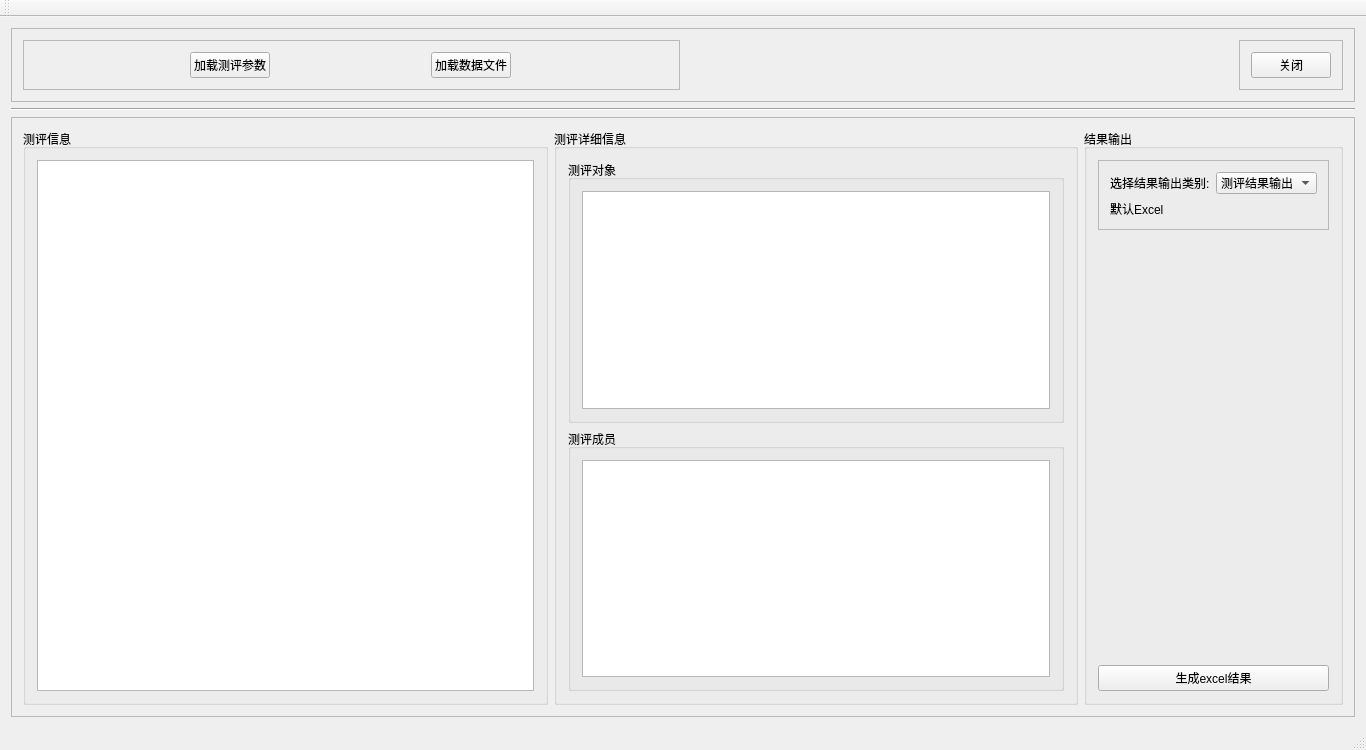
Before: the Qt Designer form ES2EvaluationResultAnalyse.ui in zhouyiixiiang/ES2EvaluationAnalyze, drawn with Qt 5.
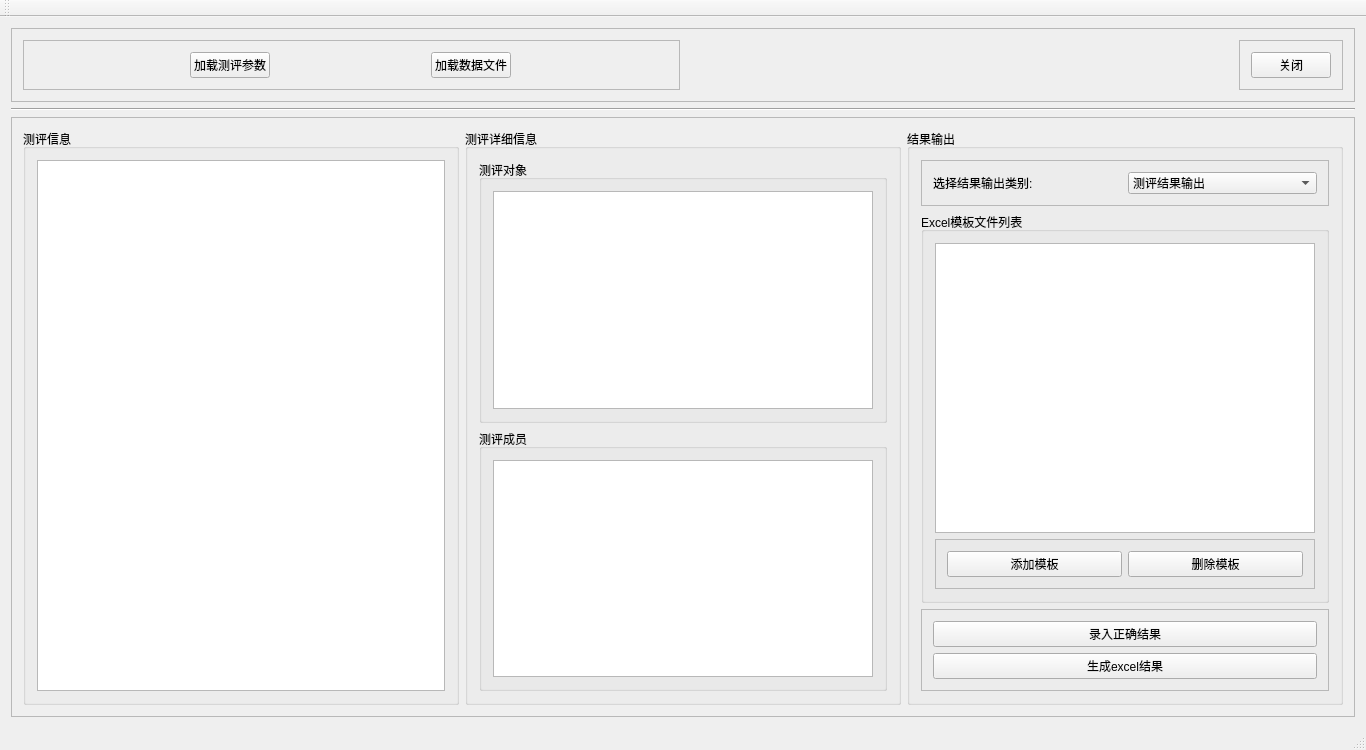
After: the same form once the commit is applied.

Diff of the .ui file:
```diff
--- a/ES2EvaluationResultAnalyse.ui
+++ b/ES2EvaluationResultAnalyse.ui
@@ -177,8 +177,15 @@
             <property name="frameShadow">
              <enum>QFrame::Raised</enum>
             </property>
-            <layout class="QGridLayout" name="gridLayout_2">
-             <item row="0" column="1">
+            <layout class="QHBoxLayout" name="horizontalLayout_4">
+             <item>
+              <widget class="QLabel" name="label">
+               <property name="text">
+                <string>选择结果输出类别:</string>
+               </property>
+              </widget>
+             </item>
+             <item>
               <widget class="QComboBox" name="comboBox">
                <item>
                 <property name="text">
@@ -192,28 +199,96 @@
                </item>
               </widget>
              </item>
+            </layout>
+           </widget>
+          </item>
+          <item>
+           <widget class="QGroupBox" name="groupBox_6">
+            <property name="sizePolicy">
+             <sizepolicy hsizetype="Preferred" vsizetype="Expanding">
+              <horstretch>0</horstretch>
+              <verstretch>0</verstretch>
+             </sizepolicy>
+            </property>
+            <property name="title">
+             <string>Excel模板文件列表</string>
+            </property>
+            <layout class="QGridLayout" name="gridLayout">
              <item row="0" column="0">
-              <widget class="QLabel" name="label">
-               <property name="text">
-                <string>选择结果输出类别:</string>
+              <widget class="QTableView" name="tableView_4">
+               <property name="sizePolicy">
+                <sizepolicy hsizetype="Expanding" vsizetype="Expanding">
+                 <horstretch>0</horstretch>
+                 <verstretch>0</verstretch>
+                </sizepolicy>
                </property>
               </widget>
              </item>
              <item row="1" column="0">
-              <widget class="QLabel" name="label_2">
-               <property name="text">
-                <string>默认Excel</string>
+              <widget class="QFrame" name="frame_6">
+               <property name="sizePolicy">
+                <sizepolicy hsizetype="Preferred" vsizetype="Preferred">
+                 <horstretch>0</horstretch>
+                 <verstretch>0</verstretch>
+                </sizepolicy>
                </property>
+               <property name="frameShape">
+                <enum>QFrame::StyledPanel</enum>
+               </property>
+               <property name="frameShadow">
+                <enum>QFrame::Raised</enum>
+               </property>
+               <layout class="QHBoxLayout" name="horizontalLayout_5">
+                <item>
+                 <widget class="QPushButton" name="pushButton_5">
+                  <property name="text">
+                   <string>添加模板</string>
+                  </property>
+                 </widget>
+                </item>
+                <item>
+                 <widget class="QPushButton" name="pushButton_6">
+                  <property name="text">
+                   <string>删除模板</string>
+                  </property>
+                 </widget>
+                </item>
+               </layout>
               </widget>
              </item>
             </layout>
            </widget>
           </item>
           <item>
-           <widget class="QPushButton" name="pushButton_4">
-            <property name="text">
-             <string>生成excel结果</string>
+           <widget class="QFrame" name="frame_7">
+            <property name="sizePolicy">
+             <sizepolicy hsizetype="Preferred" vsizetype="Preferred">
+              <horstretch>0</horstretch>
+              <verstretch>0</verstretch>
+             </sizepolicy>
             </property>
+            <property name="frameShape">
+             <enum>QFrame::StyledPanel</enum>
+            </property>
+            <property name="frameShadow">
+             <enum>QFrame::Raised</enum>
+            </property>
+            <layout class="QVBoxLayout" name="verticalLayout_7">
+             <item>
+              <widget class="QPushButton" name="pushButton_7">
+               <property name="text">
+                <string>录入正确结果</string>
+               </property>
+              </widget>
+             </item>
+             <item>
+              <widget class="QPushButton" name="pushButton_4">
+               <property name="text">
+                <string>生成excel结果</string>
+               </property>
+              </widget>
+             </item>
+            </layout>
            </widget>
           </item>
          </layout>
```
Left out of the diff: 59 changed lines with no effect on the pictures.
